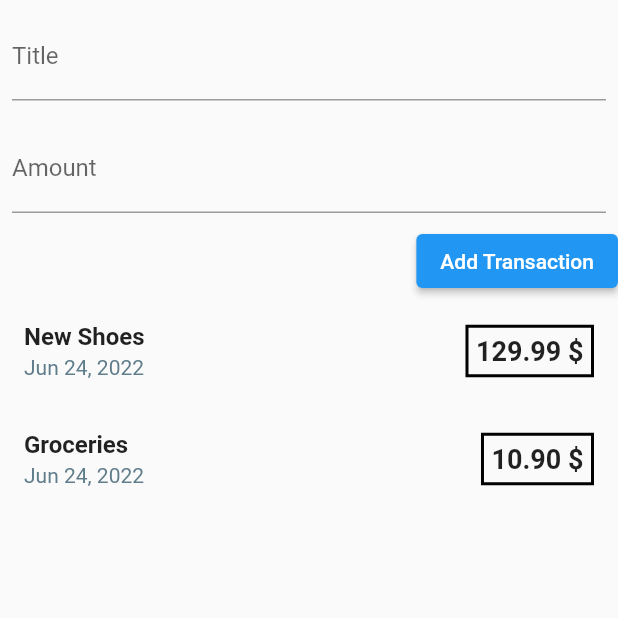
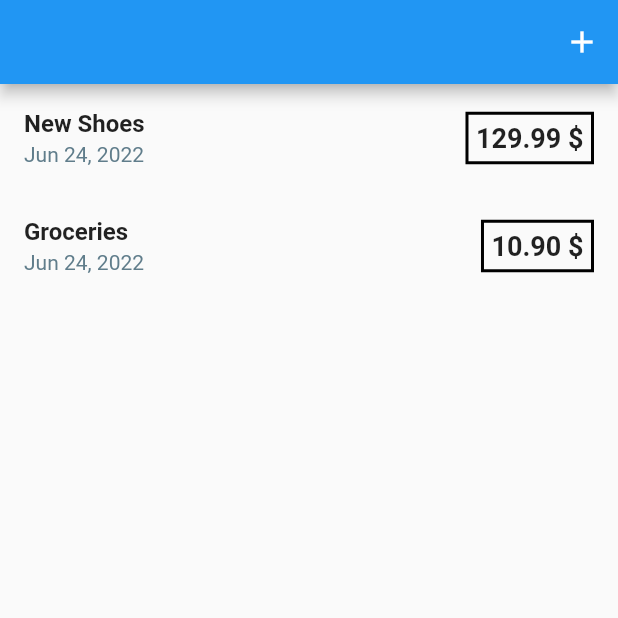
Before and after one commit to Hhanri/personal_expenses_app, a Flutter app: the screen it shows after launch, on a phone screen of 412 x 824 dp, the top half of it. Run offline on Flutter 3.47's test engine with Material 2 defaults, Android fonts, the phone set to English and light mode, and no system bars.

Commit message:
reorganized state, moved AddNewTransactionWidget inside a ModalSheet

```diff
--- a/lib/main.dart
+++ b/lib/main.dart
@@ -23,41 +23,46 @@ class MyApp extends StatelessWidget {
   }
 }
 
-class HomePage extends StatelessWidget {
+class HomePage extends StatefulWidget {
   const HomePage({Key? key}) : super(key: key);
 
   @override
-  Widget build(BuildContext context) {
-    return const Scaffold(
-      body: HomeView()
-    );
-  }
+  State<HomePage> createState() => _HomePageState();
 }
 
-class HomeView extends StatefulWidget {
-  const HomeView({Key? key}) : super(key: key);
-
-  @override
-  State<HomeView> createState() => _HomeViewState();
-}
-
-class _HomeViewState extends State<HomeView> {
+class _HomePageState extends State<HomePage> {
   List<TransactionModel> transactions = [...TransactionModel.mockData];
 
-  void addTransaction(String title, double amount) {
+  void _addTransaction(String title, double amount) {
     setState(() {
       transactions.add(TransactionModel(id: UniqueKey().toString(), title: title, amount: amount, date: DateTime.now()));
     });
   }
+
+  void _startAddNewTransaction(BuildContext context) {
+    showModalBottomSheet(
+      context: context,
+      builder: (_) {
+        return GestureDetector(
+          onTap: () {},
+          behavior: HitTestBehavior.opaque,
+          child: AddTransactionWidget(addTransaction: _addTransaction)
+        );
+      }
+    );
+  }
+
   @override
   Widget build(BuildContext context) {
-    return Column(
-      children: [
-        AddTransactionWidget(addTransaction: addTransaction,),
-        Expanded(
-          child: TransactionsListWidget(transactions: transactions,)
-        )
-      ],
+    return Scaffold(
+      appBar: AppBar(
+        actions: [
+          IconButton(onPressed: () =>_startAddNewTransaction(context), icon: const  Icon(Icons.add))
+        ],
+      ),
+      body: Expanded(
+        child: TransactionsListWidget(transactions: transactions,)
+      )
     );
   }
 }
--- a/lib/widgets/text_form_field_widget.dart
+++ b/lib/widgets/text_form_field_widget.dart
@@ -17,7 +17,7 @@ class TextFormFieldWidget extends StatelessWidget {
           hintText: parameters.hint
         ),
         inputFormatters: parameters.inputFormatters,
-        keyboardType: ,
+        keyboardType: parameters.keyboard,
         validator: parameters.validator,
       ),
     );
```
